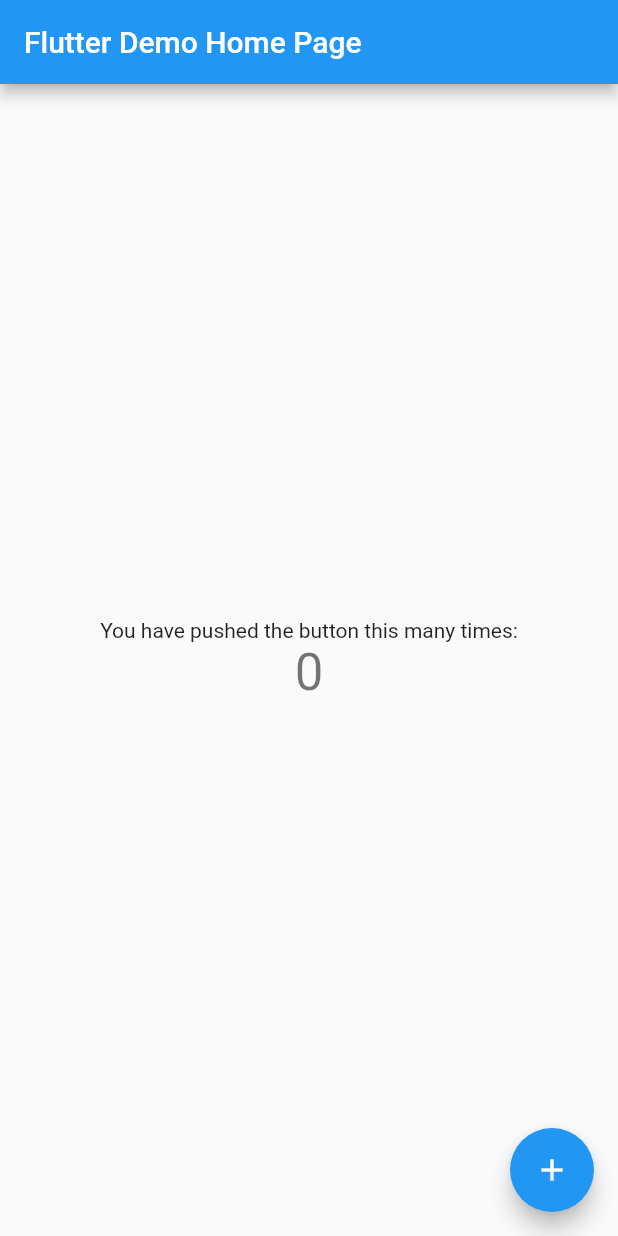
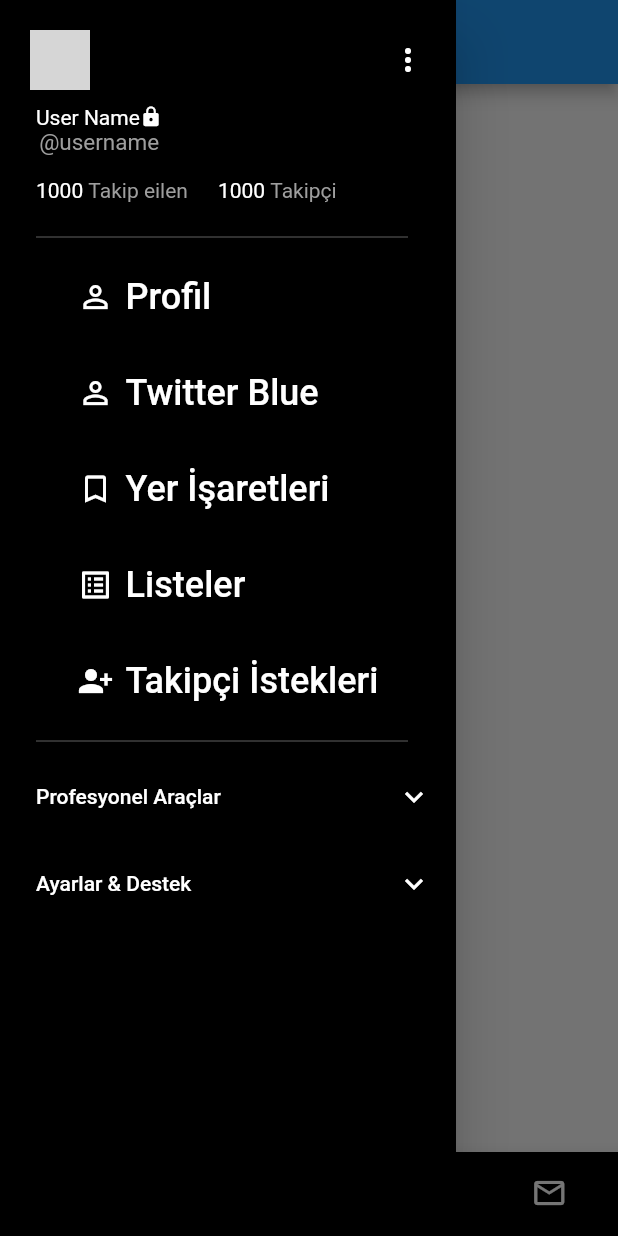
Before and after one commit to DumanIbrahm/twitterClone, a Flutter app: the screen it shows after launch, with the side drawer open (before the commit the screen has no drawer), on a phone screen of 412 x 824 dp. Run offline on Flutter 3.47's test engine with Material 2 defaults, Android fonts, the phone set to English and light mode, and no system bars; network calls fail; grey boxes are pictures that could not be loaded.

Commit message:
drawer and bottomNavigationBar added

```diff
--- /dev/null
+++ b/lib/constant.dart
@@ -0,0 +1,7 @@
+import 'package:flutter/material.dart';
+
+class Pallete {
+  static const Color primaryColor = Color.fromRGBO(0, 0, 0, 1);
+  static const Color textColor = Color.fromRGBO(255, 255, 255, 1);
+  static const Color twitterBlue = Color.fromRGBO(21, 86, 143, 1);
+}
--- a/lib/main.dart
+++ b/lib/main.dart
@@ -1,115 +1,31 @@
 import 'package:flutter/material.dart';
+import 'package:twitter_clone/my_pages/bottom_navigation_bar.dart';
+import 'package:twitter_clone/my_pages/drawer.dart';
 
-void main() {
-  runApp(const MyApp());
-}
+void main() => runApp(const MyApp());
 
 class MyApp extends StatelessWidget {
   const MyApp({super.key});
 
-  // This widget is the root of your application.
   @override
   Widget build(BuildContext context) {
     return MaterialApp(
-      title: 'Flutter Demo',
-      theme: ThemeData(
-        // This is the theme of your application.
-        //
-        // Try running your application with "flutter run". You'll see the
-        // application has a blue toolbar. Then, without quitting the app, try
-        // changing the primarySwatch below to Colors.green and then invoke
-        // "hot reload" (press "r" in the console where you ran "flutter run",
-        // or simply save your changes to "hot reload" in a Flutter IDE).
-        // Notice that the counter didn't reset back to zero; the application
-        // is not restarted.
-        primarySwatch: Colors.blue,
+      title: 'Material App',
+      home: Scaffold(
+        appBar: AppBar(
+          title: const Text('Material App Bar'),
+          // leading: IconButton(
+          //     onPressed: () {
+          //       Scaffold.of(context).openDrawer();
+          //     },
+          //     icon: const Icon(Icons.person_sharp)),
+        ),
+        bottomNavigationBar: BottomNavigationBars(),
+        drawer: DrawerMenu(),
+        body: const Center(
+          child: Text('Hello World'),
+        ),
       ),
-      home: const MyHomePage(title: 'Flutter Demo Home Page'),
     );
   }
 }
-
-class MyHomePage extends StatefulWidget {
-  const MyHomePage({super.key, required this.title});
-
-  // This widget is the home page of your application. It is stateful, meaning
-  // that it has a State object (defined below) that contains fields that affect
-  // how it looks.
-
-  // This class is the configuration for the state. It holds the values (in this
-  // case the title) provided by the parent (in this case the App widget) and
-  // used by the build method of the State. Fields in a Widget subclass are
-  // always marked "final".
-
-  final String title;
-
-  @override
-  State<MyHomePage> createState() => _MyHomePageState();
-}
-
-class _MyHomePageState extends State<MyHomePage> {
-  int _counter = 0;
-
-  void _incrementCounter() {
-    setState(() {
-      // This call to setState tells the Flutter framework that something has
-      // changed in this State, which causes it to rerun the build method below
-      // so that the display can reflect the updated values. If we changed
-      // _counter without calling setState(), then the build method would not be
-      // called again, and so nothing would appear to happen.
-      _counter++;
-    });
-  }
-
-  @override
-  Widget build(BuildContext context) {
-    // This method is rerun every time setState is called, for instance as done
-    // by the _incrementCounter method above.
-    //
-    // The Flutter framework has been optimized to make rerunning build methods
-    // fast, so that you can just rebuild anything that needs updating rather
-    // than having to individually change instances of widgets.
-    return Scaffold(
-      appBar: AppBar(
-        // Here we take the value from the MyHomePage object that was created by
-        // the App.build method, and use it to set our appbar title.
-        title: Text(widget.title),
-      ),
-      body: Center(
-        // Center is a layout widget. It takes a single child and positions it
-        // in the middle of the parent.
-        child: Column(
-          // Column is also a layout widget. It takes a list of children and
-          // arranges them vertically. By default, it sizes itself to fit its
-          // children horizontally, and tries to be as tall as its parent.
-          //
-          // Invoke "debug painting" (press "p" in the console, choose the
-          // "Toggle Debug Paint" action from the Flutter Inspector in Android
-          // Studio, or the "Toggle Debug Paint" command in Visual Studio Code)
-          // to see the wireframe for each widget.
-          //
-          // Column has various properties to control how it sizes itself and
-          // how it positions its children. Here we use mainAxisAlignment to
-          // center the children vertically; the main axis here is the vertical
-          // axis because Columns are vertical (the cross axis would be
-          // horizontal).
-          mainAxisAlignment: MainAxisAlignment.center,
-          children: <Widget>[
-            const Text(
-              'You have pushed the button this many times:',
-            ),
-            Text(
-              '$_counter',
-              style: Theme.of(context).textTheme.headline4,
-            ),
-          ],
-        ),
-      ),
-      floatingActionButton: FloatingActionButton(
-        onPressed: _incrementCounter,
-        tooltip: 'Increment',
-        child: const Icon(Icons.add),
-      ), // This trailing comma makes auto-formatting nicer for build methods.
-    );
-  }
-}
--- /dev/null
+++ b/lib/my_pages/bottom_navigation_bar.dart
@@ -0,0 +1,49 @@
+import 'package:flutter/material.dart';
+import 'package:twitter_clone/constant.dart';
+
+class BottomNavigationBars extends StatefulWidget {
+  const BottomNavigationBars({super.key});
+
+  @override
+  State<BottomNavigationBars> createState() => _BottomNavigationBarState();
+}
+
+class _BottomNavigationBarState extends State<BottomNavigationBars> {
+  int _selectedIndex = 0;
+  void _onItemTapped(int index) {
+    setState(() {
+      _selectedIndex = index;
+    });
+  }
+
+  @override
+  Widget build(BuildContext context) {
+    return BottomNavigationBar(
+      items: const [
+        BottomNavigationBarItem(
+          icon: Icon(Icons.home_outlined),
+          label: "",
+          backgroundColor: Pallete.primaryColor,
+        ),
+        BottomNavigationBarItem(
+          icon: Icon(Icons.search),
+          label: "",
+          backgroundColor: Pallete.primaryColor,
+        ),
+        BottomNavigationBarItem(
+          icon: Icon(Icons.notifications_outlined),
+          label: "",
+          backgroundColor: Pallete.primaryColor,
+        ),
+        BottomNavigationBarItem(
+          icon: Icon(Icons.mail_outline),
+          label: "",
+          backgroundColor: Pallete.primaryColor,
+        ),
+      ],
+      currentIndex: _selectedIndex,
+      selectedItemColor: Colors.blue,
+      onTap: _onItemTapped,
+    );
+  }
+}
--- /dev/null
+++ b/lib/my_pages/drawer.dart
@@ -0,0 +1,328 @@
+import 'package:flutter/material.dart';
+import 'package:twitter_clone/constant.dart';
+
+class DrawerMenu extends StatefulWidget {
+  const DrawerMenu({super.key});
+
+  @override
+  State<DrawerMenu> createState() => _DrawerMenuState();
+}
+
+class _DrawerMenuState extends State<DrawerMenu> {
+  @override
+  Widget build(BuildContext context) {
+    return Drawer(
+      backgroundColor: Pallete.primaryColor,
+      child: SingleChildScrollView(
+        child: Column(
+          children: [
+            Column(
+              children: [
+                Row(
+                  mainAxisAlignment: MainAxisAlignment.spaceBetween,
+                  children: const [
+                    Padding(
+                      padding: EdgeInsets.only(left: 20.0, top: 20),
+                      child: CircleAvatar(
+                        backgroundImage: NetworkImage(
+                            "https://images.pexels.com/photos/220453/pexels-photo-220453.jpeg?cs=srgb&dl=pexels-pixabay-220453.jpg&fm=jpg"),
+                      ),
+                    ),
+                    Padding(
+                      padding: EdgeInsets.only(top: 20.0, right: 20),
+                      child: Icon(Icons.more_vert, color: Pallete.textColor),
+                    )
+                  ],
+                ),
+                Padding(
+                  padding: const EdgeInsets.only(left: 24.0, top: 10),
+                  child: Row(
+                    mainAxisAlignment: MainAxisAlignment.start,
+                    // mainAxisSize: MainAxisSize.min,
+                    children: [
+                      Column(
+                        children: [
+                          Row(
+                            children: const [
+                              Text(
+                                "User Name",
+                                style: TextStyle(color: Pallete.textColor),
+                              ),
+                              Icon(Icons.lock,
+                                  color: Pallete.textColor, size: 15)
+                            ],
+                          ),
+                          const Text(
+                            "@username",
+                            style: TextStyle(color: Colors.grey, fontSize: 15),
+                          ),
+                        ],
+                      ),
+                    ],
+                  ),
+                ),
+                const SizedBox(
+                  height: 15,
+                ),
+                Padding(
+                  padding: const EdgeInsets.only(left: 24.0),
+                  child: Row(
+                    children: const [
+                      Text("1000 ", style: TextStyle(color: Pallete.textColor)),
+                      Text("Takip eilen", style: TextStyle(color: Colors.grey)),
+                      SizedBox(width: 20),
+                      Text("1000 ", style: TextStyle(color: Pallete.textColor)),
+                      Text("Takipçi", style: TextStyle(color: Colors.grey)),
+                    ],
+                  ),
+                )
+              ],
+            ),
+            const SizedBox(
+              height: 15,
+            ),
+            Padding(
+              padding: const EdgeInsets.only(left: 24.0, right: 32),
+              child: Divider(
+                color: Colors.grey.shade700,
+              ),
+            ),
+            Column(
+              crossAxisAlignment: CrossAxisAlignment.start,
+              children: [
+                Padding(
+                  padding: const EdgeInsets.only(top: 8.0, bottom: 8),
+                  child: TextButton.icon(
+                    onPressed: () {},
+                    icon: const Icon(
+                      Icons.person_outline,
+                      size: 24,
+                    ),
+                    label: const Text(
+                      "Profil",
+                      style: TextStyle(fontSize: 24),
+                    ),
+                    style: ButtonStyle(
+                        foregroundColor:
+                            MaterialStateProperty.all(Pallete.textColor)),
+                  ),
+                ),
+                Padding(
+                  padding: const EdgeInsets.only(top: 8.0, bottom: 8),
+                  child: TextButton.icon(
+                    onPressed: () {},
+                    icon: const Icon(
+                      Icons.person_outline,
+                      size: 24,
+                    ),
+                    label: const Text(
+                      "Twitter Blue",
+                      style: TextStyle(fontSize: 24),
+                    ),
+                    style: ButtonStyle(
+                        foregroundColor:
+                            MaterialStateProperty.all(Pallete.textColor)),
+                  ),
+                ),
+                Padding(
+                  padding: const EdgeInsets.only(top: 8.0, bottom: 8),
+                  child: TextButton.icon(
+                    onPressed: () {},
+                    icon: const Icon(
+                      Icons.bookmark_border,
+                      size: 24,
+                    ),
+                    label: const Text(
+                      "Yer İşaretleri",
+                      style: TextStyle(fontSize: 24),
+                    ),
+                    style: ButtonStyle(
+                        foregroundColor:
+                            MaterialStateProperty.all(Pallete.textColor)),
+                  ),
+                ),
+                Padding(
+                  padding: const EdgeInsets.only(top: 8.0, bottom: 8),
+                  child: TextButton.icon(
+                    onPressed: () {},
+                    icon: const Icon(
+                      Icons.list_alt,
+                      size: 24,
+                    ),
+                    label: const Text(
+                      "Listeler",
+                      style: TextStyle(fontSize: 24),
+                    ),
+                    style: ButtonStyle(
+                        foregroundColor:
+                            MaterialStateProperty.all(Pallete.textColor)),
+                  ),
+                ),
+                Padding(
+                  padding: const EdgeInsets.only(top: 8.0, bottom: 8),
+                  child: TextButton.icon(
+                    onPressed: () {},
+                    icon: const Icon(
+                      Icons.person_add_alt_1,
+                      size: 24,
+                    ),
+                    label: const Text(
+                      "Takipçi İstekleri",
+                      style: TextStyle(fontSize: 24),
+                    ),
+                    style: ButtonStyle(
+                        foregroundColor:
+                            MaterialStateProperty.all(Pallete.textColor)),
+                  ),
+                )
+              ],
+            ),
+            Padding(
+              padding: const EdgeInsets.only(left: 24.0, right: 32),
+              child: Divider(
+                color: Colors.grey.shade700,
+              ),
+            ),
+            const ExpansionTileExample1(),
+            const ExpansionTileExample2(),
+            IconButton(
+              onPressed: () {},
+              icon: Icon(Icons.person),
+              style: ButtonStyle(
+                  foregroundColor:
+                      MaterialStateProperty.all(Pallete.textColor)),
+            )
+          ],
+        ),
+      ),
+    );
+  }
+}
+
+class ExpansionTileExample1 extends StatefulWidget {
+  const ExpansionTileExample1({super.key});
+
+  @override
+  State<ExpansionTileExample1> createState() => _ExpansionTileExampleState1();
+}
+
+class _ExpansionTileExampleState1 extends State<ExpansionTileExample1> {
+  @override
+  Widget build(BuildContext context) {
+    return Padding(
+      padding: const EdgeInsets.only(left: 8.0),
+      child: Column(
+        crossAxisAlignment: CrossAxisAlignment.start,
+        children: <Widget>[
+          ExpansionTile(
+            iconColor: Pallete.twitterBlue,
+            expandedAlignment: Alignment.centerLeft,
+            collapsedIconColor: Pallete.textColor,
+            title: const Text(
+              'Profesyonel Araçlar',
+              style: TextStyle(color: Pallete.textColor),
+            ),
+            children: <Widget>[
+              Positioned(
+                top: 0,
+                left: 0,
+                child: Column(
+                  mainAxisAlignment: MainAxisAlignment.start,
+                  crossAxisAlignment: CrossAxisAlignment.start,
+                  children: [
+                    Padding(
+                      padding:
+                          const EdgeInsets.only(top: 8.0, bottom: 8, left: 2),
+                      child: TextButton.icon(
+                          style: ButtonStyle(
+                              foregroundColor:
+                                  MaterialStateProperty.all(Pallete.textColor)),
+                          onPressed: () {},
+                          icon: const Icon(Icons.money_outlined),
+                          label: const Text("Profesyoneller İçin Twitter")),
+                    ),
+                    Padding(
+                      padding:
+                          const EdgeInsets.only(top: 8.0, bottom: 8, left: 2),
+                      child: TextButton.icon(
+                          style: ButtonStyle(
+                              foregroundColor:
+                                  MaterialStateProperty.all(Pallete.textColor)),
+                          onPressed: () {},
+                          icon: const Icon(Icons.money_outlined),
+                          label: const Text("Gelire dönüştürme")),
+                    ),
+                  ],
+                ),
+              ),
+            ],
+          ),
+        ],
+      ),
+    );
+  }
+}
+
+class ExpansionTileExample2 extends StatefulWidget {
+  const ExpansionTileExample2({super.key});
+
+  @override
+  State<ExpansionTileExample2> createState() => _ExpansionTileExampleState2();
+}
+
+class _ExpansionTileExampleState2 extends State<ExpansionTileExample2> {
+  @override
+  Widget build(BuildContext context) {
+    return Padding(
+      padding: const EdgeInsets.only(left: 8.0),
+      child: Column(
+        crossAxisAlignment: CrossAxisAlignment.start,
+        children: <Widget>[
+          ExpansionTile(
+            iconColor: Pallete.twitterBlue,
+            expandedAlignment: Alignment.centerLeft,
+            collapsedIconColor: Pallete.textColor,
+            title: const Text(
+              'Ayarlar & Destek',
+              style: TextStyle(color: Pallete.textColor),
+            ),
+            children: <Widget>[
+              Positioned(
+                top: 0,
+                left: 0,
+                child: Column(
+                  mainAxisAlignment: MainAxisAlignment.start,
+                  crossAxisAlignment: CrossAxisAlignment.start,
+                  children: [
+                    Padding(
+                      padding:
+                          const EdgeInsets.only(top: 8.0, bottom: 8, left: 2),
+                      child: TextButton.icon(
+                          style: ButtonStyle(
+                              foregroundColor:
+                                  MaterialStateProperty.all(Pallete.textColor)),
+                          onPressed: () {},
+                          icon: const Icon(Icons.settings_outlined),
+                          label: const Text("Ayarlar ve Gizlilik")),
+                    ),
+                    Padding(
+                      padding:
+                          const EdgeInsets.only(top: 8.0, bottom: 8, left: 2),
+                      child: TextButton.icon(
+                          style: ButtonStyle(
+                              foregroundColor:
+                                  MaterialStateProperty.all(Pallete.textColor)),
+                          onPressed: () {},
+                          icon: const Icon(Icons.help_outline),
+                          label: const Text("Yardım Merkezi")),
+                    ),
+                  ],
+                ),
+              ),
+            ],
+          ),
+        ],
+      ),
+    );
+  }
+}
```
